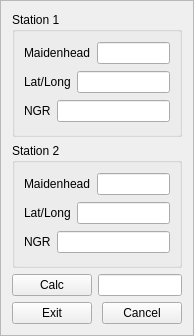
First picture: the form in mqt/MqtLogger/LocCalcFrame.ui, repository zsteva/backup-minos2, before the edit.
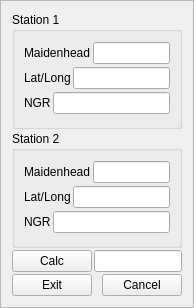
Second picture: the form after the edit.

Commit message: More on making it work

Patch:
```diff
--- a/mqt/MqtLogger/LocCalcFrame.ui
+++ b/mqt/MqtLogger/LocCalcFrame.ui
@@ -7,7 +7,7 @@
     <x>0</x>
     <y>0</y>
     <width>194</width>
-    <height>336</height>
+    <height>308</height>
    </rect>
   </property>
   <property name="windowTitle">
@@ -20,12 +20,18 @@
    <enum>QFrame::Raised</enum>
   </property>
   <layout class="QVBoxLayout" name="verticalLayout_3">
+   <property name="spacing">
+    <number>2</number>
+   </property>
    <item>
     <widget class="QGroupBox" name="groupBox">
      <property name="title">
       <string>Station 1</string>
      </property>
      <layout class="QVBoxLayout" name="verticalLayout">
+      <property name="spacing">
+       <number>2</number>
+      </property>
       <item>
        <layout class="QHBoxLayout" name="horizontalLayout">
         <item>
@@ -77,6 +83,9 @@
       <string>Station 2</string>
      </property>
      <layout class="QVBoxLayout" name="verticalLayout_2">
+      <property name="spacing">
+       <number>2</number>
+      </property>
       <item>
        <layout class="QHBoxLayout" name="horizontalLayout_4">
         <item>
```
The commit also changes 2 other files.
